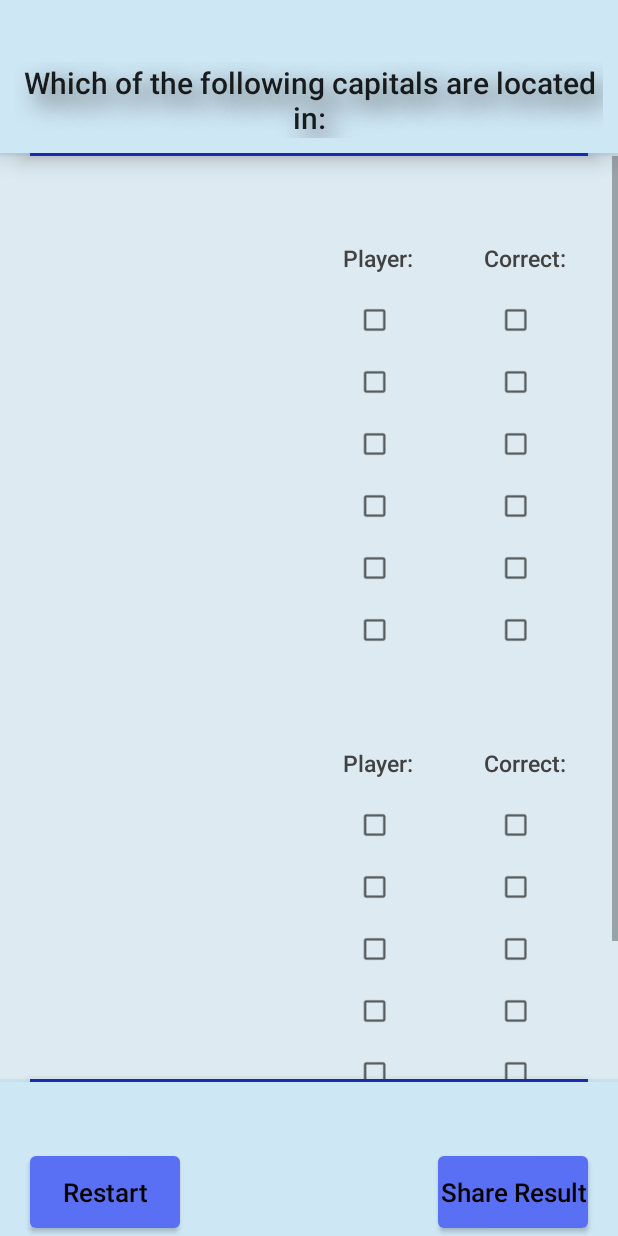
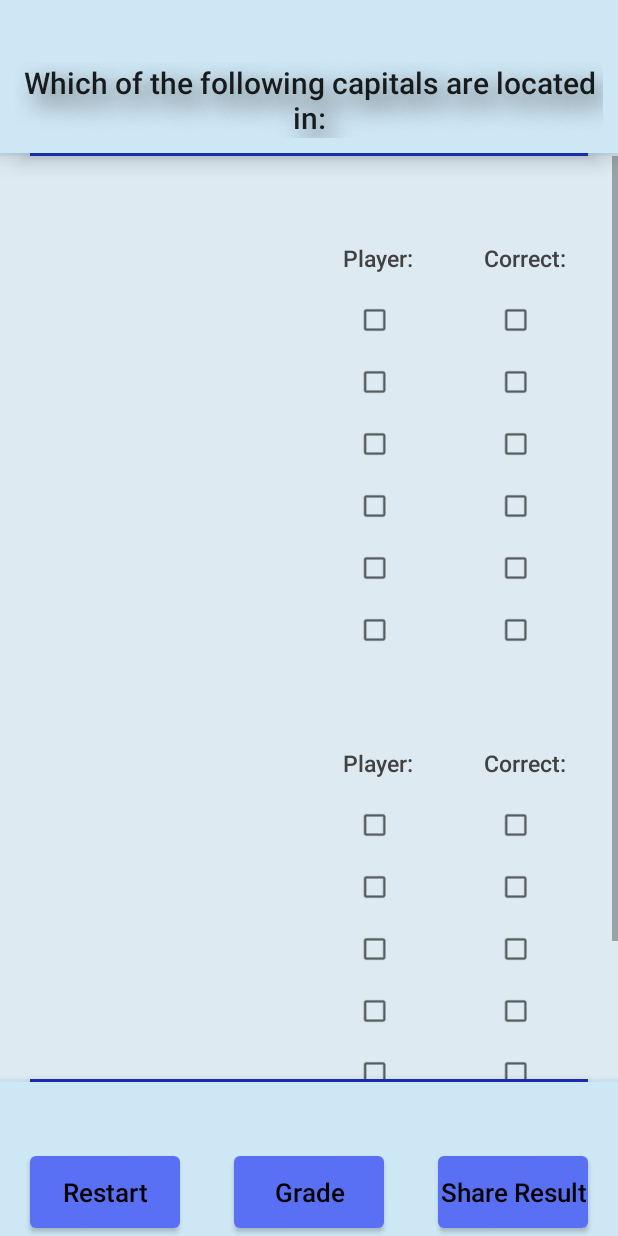
Before and after one commit to raulrada/QuizApp, an Android app: the layout activity_report_2.xml on its own in the app's theme, with its tools: preview values and no code run, on a phone screen of 412 x 824 dp. Run offline under Robolectric (Android 15) with nearby library versions, the phone set to English and light mode, and no system bars.

Commit message:
introduced Grade button in ReportActivity2 and related xml layout file

```diff
--- a/app/src/main/java/com/example/android/quizapp/ReportActivity2.java
+++ b/app/src/main/java/com/example/android/quizapp/ReportActivity2.java
@@ -8,6 +8,7 @@ import android.util.Log;
 import android.view.View;
 import android.widget.CheckBox;
 import android.widget.TextView;
+import android.widget.Toast;
 
 import java.util.ArrayList;
 
@@ -168,6 +169,14 @@ public class ReportActivity2 extends AppCompatActivity {
     }
 
     /**
+     * show player's final score in Toast
+     * @param view
+     */
+    public void grade(View view){
+        Toast.makeText(getApplicationContext(), getString(R.string.player_result_toast, testeeName, currentScore, maxScorePossible), Toast.LENGTH_SHORT).show();
+    }
+
+    /**
      * Disable functionality of back button, to prevent the user from going back to previous
      * screens during test
      */
--- a/app/src/main/res/layout/activity_report_2.xml
+++ b/app/src/main/res/layout/activity_report_2.xml
@@ -441,6 +441,13 @@
                 android:text="@string/restart" />
 
             <Button
+                android:id="@+id/grade_button"
+                style="@style/Widget.QuizApp.Button.result"
+                android:layout_centerHorizontal="true"
+                android:onClick="grade"
+                android:text="@string/grade" />
+
+            <Button
                 android:id="@+id/share_button_2"
                 style="@style/Widget.QuizApp.Button.result"
                 android:layout_alignParentEnd="true"
```
